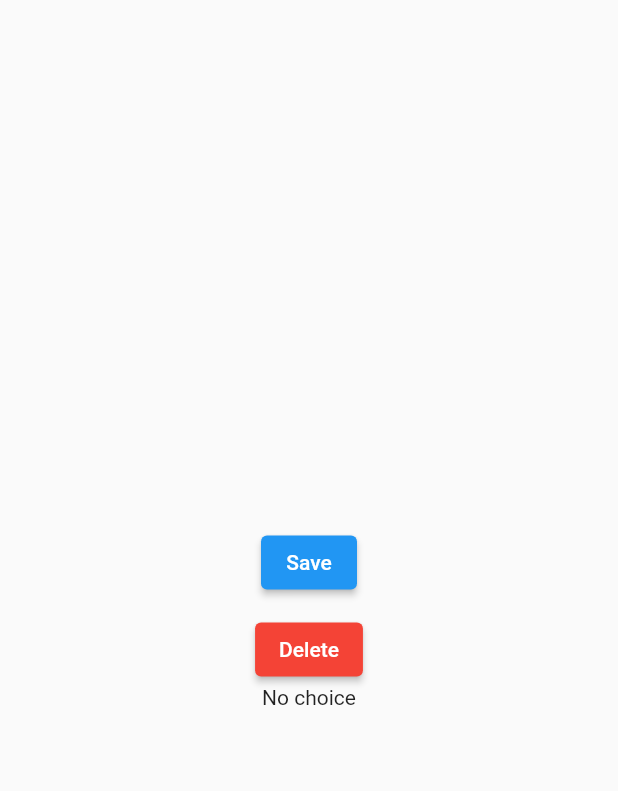
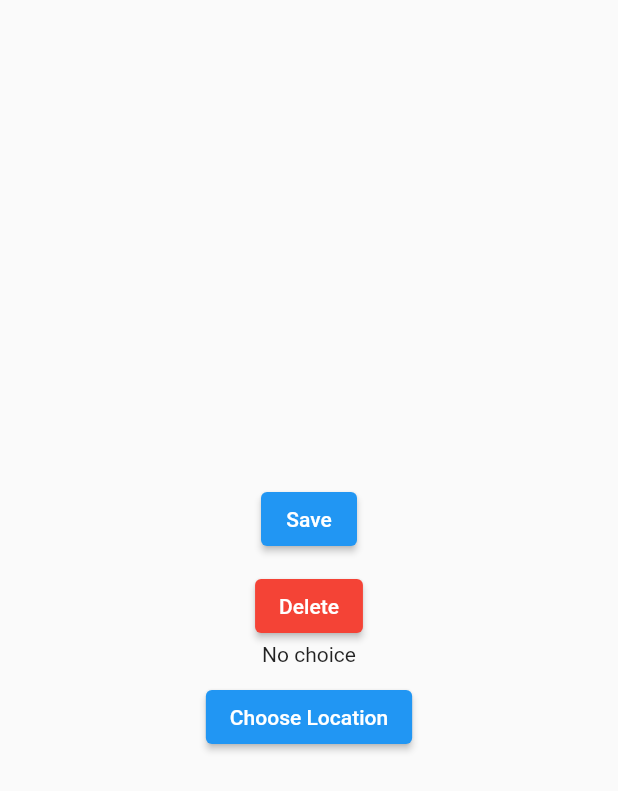
Before and after one commit to ruiyotabby/dialog, a Flutter app: the screen it shows after launch, on a phone screen of 412 x 824 dp. Shown: the top 791 px of the screen. Run offline on Flutter 3.47's test engine with Material 2 defaults, Android fonts, the phone set to English and light mode, and no system bars.

Commit message:
commit
Signed-off-by: Ruiyot Abby <ruiyotabby@gmail.com>

```diff
--- a/lib/main.dart
+++ b/lib/main.dart
@@ -92,6 +92,13 @@ class _MainPageState extends State<MainPage> {
               child: Text('Delete'),
             ),
             Text('$del'),
+            SizedBox(
+              height: 10,
+            ),
+            ElevatedButton(
+              onPressed: (() {}),
+              child: Text('Choose Location'),
+            ),
           ],
         ),
       ),
```
